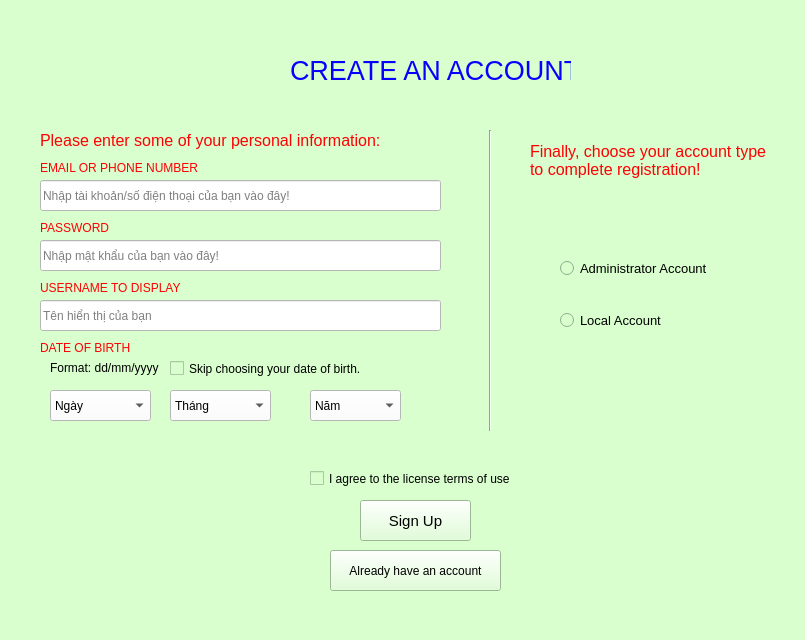
First picture: the form in PTI/SPCK/GUI/dangky.ui, repository GreenSystemDuy08/TL-C4K-PTI01, before the edit.
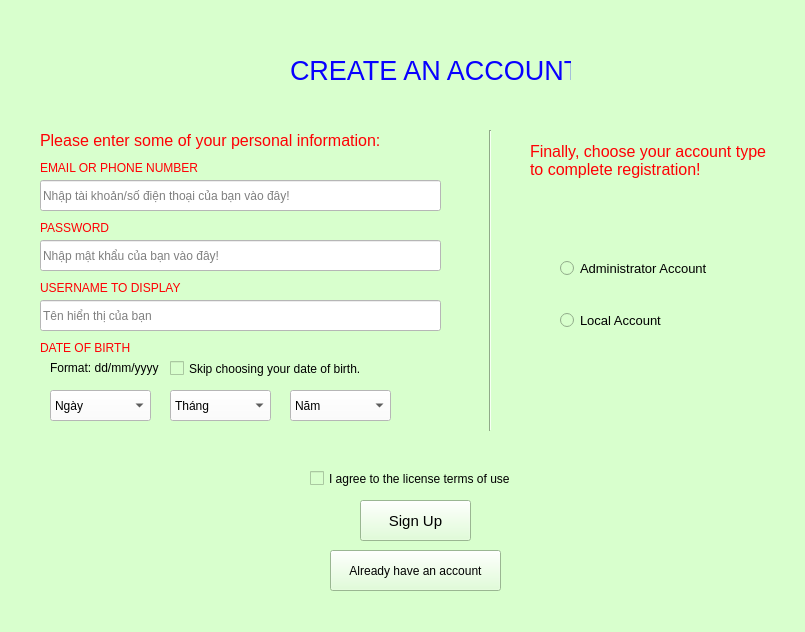
Second picture: the form after the edit.

Patch:
```diff
--- a/PTI/SPCK/GUI/dangky.ui
+++ b/PTI/SPCK/GUI/dangky.ui
@@ -7,7 +7,7 @@
     <x>0</x>
     <y>0</y>
     <width>805</width>
-    <height>640</height>
+    <height>632</height>
    </rect>
   </property>
   <property name="windowTitle">
@@ -427,9 +427,9 @@
    <widget class="QComboBox" name="cb_year">
     <property name="geometry">
      <rect>
-      <x>310</x>
+      <x>290</x>
       <y>390</y>
-      <width>91</width>
+      <width>101</width>
       <height>31</height>
      </rect>
     </property>
```
